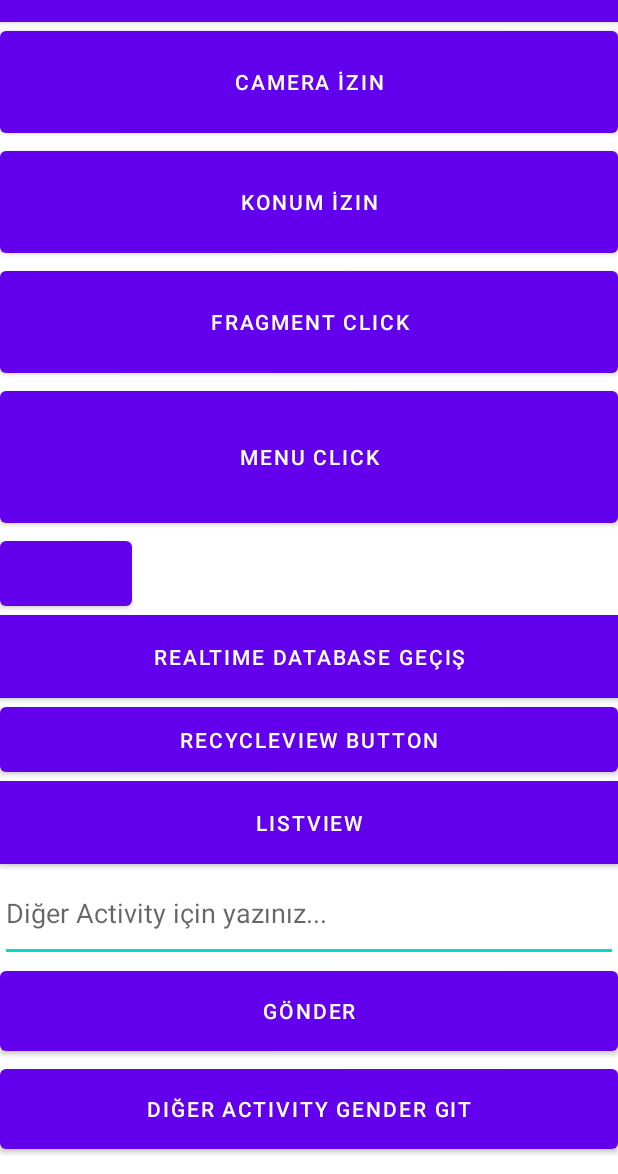
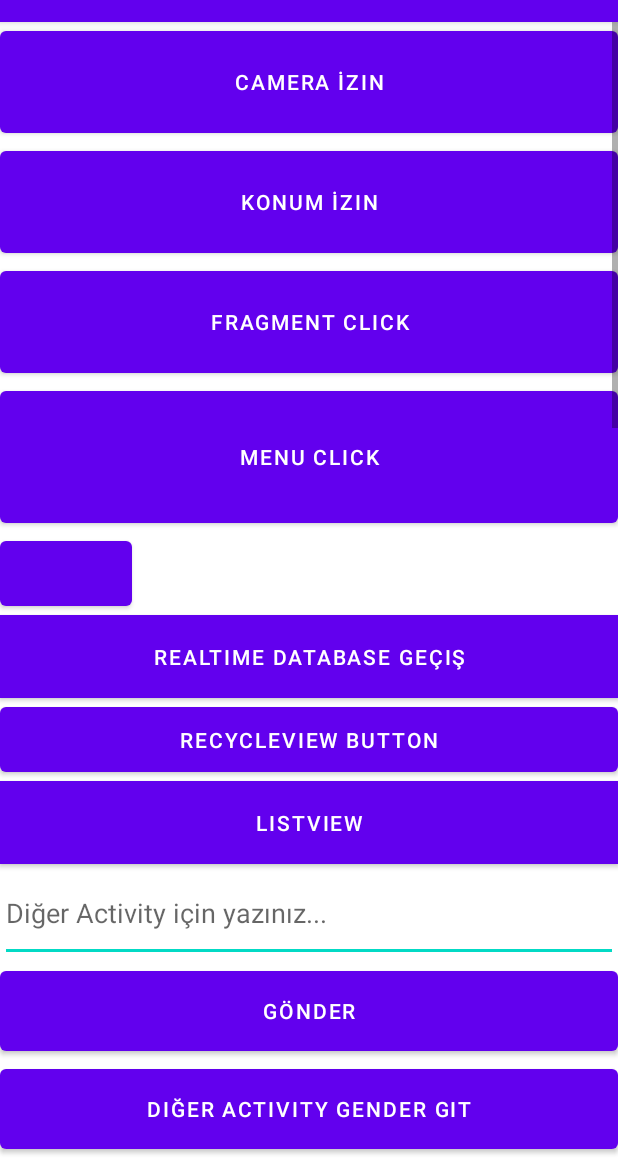
Before and after one commit to hamitmizrak/EcodationAndroid1, an Android app: the first screen one second after launch (MainActivity), on a phone screen of 412 x 824 dp, the part 62-1236 px from its top. Run offline under Robolectric (Android 15) with nearby library versions, the phone set to English and light mode, and no system bars; our stand-ins replace CircleImageView, Firebase (no records; nobody signed in at launch, a user with empty details on screens opened directly); pictures from the network do not load.

Commit message:
all project scroll view

```diff
--- a/app/src/main/java/hamitmizrak/com/LocationActivity.java
+++ b/app/src/main/java/hamitmizrak/com/LocationActivity.java
@@ -28,6 +28,23 @@ public class LocationActivity extends AppCompatActivity {
         }
     }
 
+    //camera requestCode karşılaştırmasını sağlanacak metot
+    @Override
+    public void onRequestPermissionsResult(int requestCode, @NonNull String[] permissions, @NonNull int[] grantResults) {
+        super.onRequestPermissionsResult(requestCode, permissions, grantResults);
+
+        //KONUM
+        //isPermissionLocation ==> requestCode yani 23 sayısını karşılaştıracağım
+        if (requestCode == 23 && grantResults.length > 0 && grantResults[0] == PackageManager.PERMISSION_GRANTED) {
+            Toast.makeText(getApplicationContext(), "Konum 23 eşleşmesi yapıldı", Toast.LENGTH_SHORT).show();
+            //eğer eşleşme olursa bizim konumumuzu yani enlem ve boylam gösteren metot çalışsın
+            getLocationLongitudeLatitude();
+        } else {
+            Toast.makeText(getApplicationContext(), "!!!! Konum 23 eşleşmesi yapılmadı", Toast.LENGTH_SHORT).show();
+        }
+
+    }
+
     //Bizim enlem ve boylamı bulan metot
     private void getLocationLongitudeLatitude() {
         //konum izinleri verilmişse
@@ -48,22 +65,7 @@ public class LocationActivity extends AppCompatActivity {
         }
     }
 
-    //camera requestCode karşılaştırmasını sağlanacak metot
-    @Override
-    public void onRequestPermissionsResult(int requestCode, @NonNull String[] permissions, @NonNull int[] grantResults) {
-        super.onRequestPermissionsResult(requestCode, permissions, grantResults);
 
-        //KONUM
-        //isPermissionLocation ==> requestCode yani 23 sayısını karşılaştıracağım
-        if (requestCode == 23 && grantResults.length > 0 && grantResults[0] == PackageManager.PERMISSION_GRANTED) {
-            Toast.makeText(getApplicationContext(), "Konum 23 eşleşmesi yapıldı", Toast.LENGTH_SHORT).show();
-            //eğer eşleşme olursa bizim konumumuzu yani enlem ve boylam gösteren metot çalışsın
-            getLocationLongitudeLatitude();
-        } else {
-            Toast.makeText(getApplicationContext(), "!!!! Konum 23 eşleşmesi yapılmadı", Toast.LENGTH_SHORT).show();
-        }
-
-    }
 
 
     @Override
--- a/app/src/main/java/hamitmizrak/com/MainActivity.java
+++ b/app/src/main/java/hamitmizrak/com/MainActivity.java
@@ -126,7 +126,16 @@ public class MainActivity extends AppCompatActivity {
             }
         });
 
-
+        //fragment
+        fragmentButtonId = findViewById(R.id.fragmentButtonId);
+        fragmentButtonId.setOnClickListener(new View.OnClickListener() {
+            @Override
+            public void onClick(View view) {
+                Intent fragmentIntent = new Intent(getApplicationContext(), SomePageDataActivity.class);
+                Toast.makeText(getApplicationContext(), "Fragment Activity Geçiş yapıldı", Toast.LENGTH_SHORT);
+                startActivity(fragmentIntent);
+            }
+        });
 
         //menuButton
         menuButtonId = findViewById(R.id.menuButtonId);
--- a/app/src/main/res/layout/activity_main.xml
+++ b/app/src/main/res/layout/activity_main.xml
@@ -1,46 +1,56 @@
 <?xml version="1.0" encoding="utf-8"?>
-<LinearLayout xmlns:android="http://schemas.android.com/apk/res/android"
+<RelativeLayout xmlns:android="http://schemas.android.com/apk/res/android"
     xmlns:app="http://schemas.android.com/apk/res-auto"
     xmlns:tools="http://schemas.android.com/tools"
     android:layout_width="match_parent"
     android:layout_height="match_parent"
-    android:orientation="vertical"
     tools:context=".MainActivity">
 
+    <ScrollView
+        android:layout_width="match_parent"
+        android:layout_height="match_parent">
+
+        <LinearLayout
+            android:layout_width="match_parent"
+            android:layout_height="wrap_content"
+            android:orientation="vertical" >
+
+
     <!--Kamera-->
-    <Button android:layout_width="match_parent"
+    <Button
+        android:id="@+id/cameraPermissionButton"
+        android:layout_width="match_parent"
         android:layout_height="80dp"
-        android:id="@+id/cameraPermissionButton"
         android:text="Camera İzin" />
 
     <!--Konum-->
-    <Button android:layout_width="match_parent"
+    <Button
+        android:id="@+id/locationPermissionButton"
+        android:layout_width="match_parent"
         android:layout_height="80dp"
-        android:id="@+id/locationPermissionButton"
         android:text="Konum İzin" />
 
 
     <!--fragment-->
     <Button
+        android:id="@+id/fragmentButtonId"
         android:layout_width="match_parent"
         android:layout_height="80dp"
-        android:id="@+id/fragmentButtonId"
-        android:text="Fragment Click"
-        />
+        android:text="Fragment Click" />
 
     <!--menu-->
     <Button
+        android:id="@+id/menuButtonId"
         android:layout_width="match_parent"
         android:layout_height="100dp"
-        android:id="@+id/menuButtonId"
-        android:text="Menu Click"/>
+        android:text="Menu Click" />
 
 
     <!--localstorage -->
     <Button
+        android:id="@+id/localStorageButton"
         android:layout_width="wrap_content"
-        android:layout_height="55dp"
-        android:id="@+id/localStorageButton"/>
+        android:layout_height="55dp" />
 
     <!--realtimeDatabase-->
     <Button
@@ -48,16 +58,16 @@
         android:layout_width="match_parent"
         android:layout_height="55dp"
         android:background="@color/black"
-        android:textColor="#ffffff"
-        android:text="Realtime database Geçiş" />
+        android:text="Realtime database Geçiş"
+        android:textColor="#ffffff" />
 
 
     <!--reCycleView Button-->
     <Button
+        android:id="@+id/reCycleViewId"
         android:layout_width="match_parent"
         android:layout_height="55dp"
-        android:id="@+id/reCycleViewId"
-        android:text="ReCycleView Button"/>
+        android:text="ReCycleView Button" />
 
     <!--listview-->
     <Button
@@ -65,117 +75,111 @@
         android:layout_width="match_parent"
         android:layout_height="55dp"
         android:background="@color/black"
-        android:textColor="#ffffff"
-        android:text="ListView" />
+        android:text="ListView"
+        android:textColor="#ffffff" />
 
     <!--activiyler arasında veri taşımak-->
     <EditText
+        android:id="@+id/editTextOtherActivityDataSubmit"
         android:layout_width="match_parent"
         android:layout_height="65dp"
-        android:id="@+id/editTextOtherActivityDataSubmit"
-        android:hint="Diğer Activity için yazınız..."/>
+        android:hint="Diğer Activity için yazınız..." />
 
     <Button
+        android:id="@+id/buttonOtherActivityData"
         android:layout_width="match_parent"
         android:layout_height="65dp"
-        android:id="@+id/buttonOtherActivityData"
-        android:text="Gönder"/>
+        android:text="Gönder" />
 
 
     <!--activity arasında geçiş sağlansın-->
     <Button
+        android:id="@+id/otherActivityRadioGroupId"
         android:layout_width="match_parent"
         android:layout_height="65dp"
-        android:text="Diğer Activity Gender Git"
-        android:id="@+id/otherActivityRadioGroupId"/>
+        android:text="Diğer Activity Gender Git" />
 
     <!--firebase telephone login-->
     <EditText
+        android:id="@+id/validationPhoneNumber"
         android:layout_width="match_parent"
         android:layout_height="110dp"
-        android:id="@+id/validationPhoneNumber"
-        android:hint="Telefon numaranız +90 xxxyyyzzmm"
-        />
+        android:hint="Telefon numaranız +90 xxxyyyzzmm" />
+
     <Button
+        android:id="@+id/validationButton"
         android:layout_width="match_parent"
         android:layout_height="90dp"
-        android:id="@+id/validationButton"
-        android:textColor="#ffffff"
         android:text="İstek At"
-        />
+        android:textColor="#ffffff" />
 
     <EditText
+        android:id="@+id/validationCodeNumber"
         android:layout_width="match_parent"
         android:layout_height="110dp"
-        android:id="@+id/validationCodeNumber"
+        android:gravity="center"
         android:hint="Valication Code"
-        android:inputType="textPassword"
-        android:gravity="center"
-     />
-
+        android:inputType="textPassword" />
 
 
     <!-- FAB: her zaman bir button-->
     <com.google.android.material.floatingactionbutton.FloatingActionButton
+        android:id="@+id/fab"
         android:layout_width="wrap_content"
-    android:layout_height="wrap_content"
-    android:id="@+id/fab"/>
+        android:layout_height="wrap_content" />
 
 
     <!--progressBar:-->
     <ProgressBar
         android:id="@+id/progressBar"
-        style="?android:attr/progressBarStyleHorizontal"
         android:layout_width="match_parent"
         android:layout_height="wrap_content" />
 
     <!--glide:internetteki resimleri almak-->
     <ImageView
+        android:id="@+id/imageViewGlide"
         android:layout_width="match_parent"
-        android:layout_height="100dp"
-        android:id="@+id/imageViewGlide"/>
+        android:layout_height="100dp" />
 
     <!--icon: kendi iconumu olusturdum-->
     <de.hdodenhof.circleimageview.CircleImageView
+        android:id="@+id/circleViewExam1"
         android:layout_width="match_parent"
         android:layout_height="100dp"
-        android:src="@drawable/benim_bus"
-        android:id="@+id/circleViewExam1"/>
+        android:src="@drawable/benim_bus" />
 
     <ImageView
+        android:id="@+id/imageViewExam1"
         android:layout_width="match_parent"
-        android:layout_height="100dp"
-        android:id="@+id/imageViewExam1"/>
+        android:layout_height="100dp" />
 
     <!--textView-->
     <TextView
+        android:id="@+id/textViewExam1"
         android:layout_width="match_parent"
         android:layout_height="50dp"
-        android:text="Data"
-        android:id="@+id/textViewExam1"/>
+        android:text="Data" />
 
     <!--editText-->
     <EditText
+        android:id="@+id/editTextExamp1"
         android:layout_width="match_parent"
-        android:layout_height="50dp"
-        android:id="@+id/editTextExamp1"/>
+        android:layout_height="50dp" />
 
     <!-- Button -->
     <Button
+        android:id="@+id/buttonExamp1"
         android:layout_width="match_parent"
         android:layout_height="50dp"
-        android:text="Gönder"
-        android:id="@+id/buttonExamp1"/>
-
-
+        android:text="Gönder" />
 
 
     <de.hdodenhof.circleimageview.CircleImageView
+        android:id="@+id/circleView1"
         android:layout_width="match_parent"
         android:layout_height="100dp"
-        android:id="@+id/circleView1"
         android:src="@drawable/benim_vector"
-        app:civ_border_color="#FF000000"/>
+        app:civ_border_color="#FF000000" />
 
     <ImageView
         android:id="@+id/imgaView1"
@@ -209,4 +213,7 @@
         android:layout_width="match_parent"
         android:layout_height="50dp"
         android:text="@string/submit" />
+
         </LinearLayout>
+    </ScrollView>
+</RelativeLayout>
```
Lines whose indentation alone changed are shown as unchanged.
